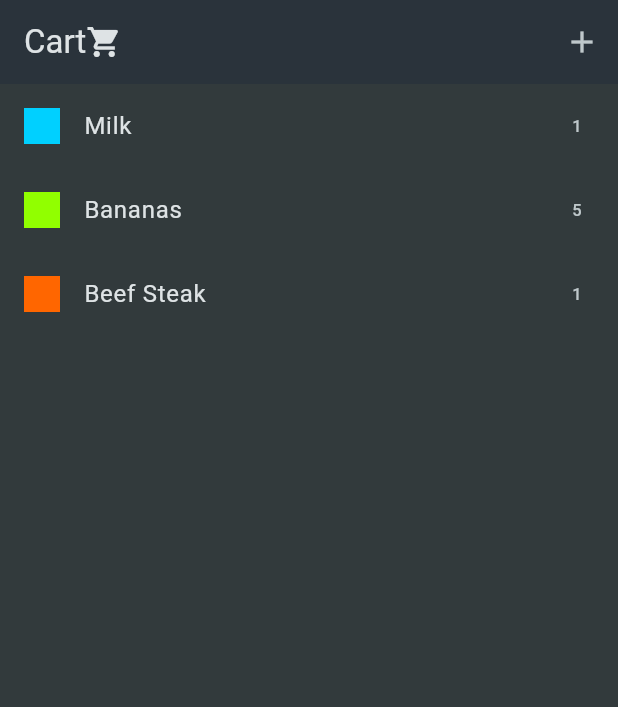
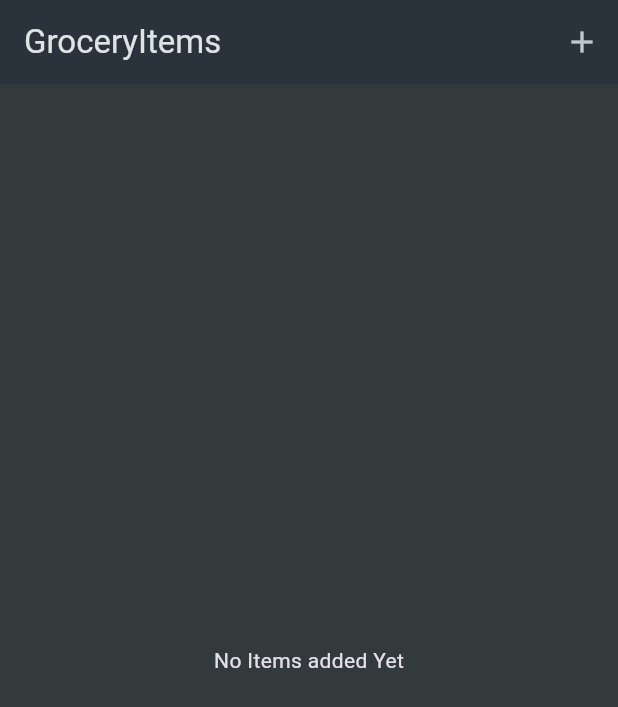
Before and after one commit to MuhammadAhmadd1/Shopping_app, a Flutter app: the screen it shows after launch, on a phone screen of 412 x 824 dp. Shown: the top 707 px of the screen. Run offline on Flutter 3.47's test engine with Material 3 defaults, Android fonts, the phone set to English and light mode, and no system bars.

Commit message:
Shopping List functionality(save & delete) Done

```diff
--- a/lib/data/dummy_items.dart
+++ /dev/null
@@ -1,24 +0,0 @@
-import 'package:shopping_list/models/category.dart';
-import 'package:shopping_list/models/grocery_item.dart';
-import 'package:shopping_list/data/categories.dart';
-
-final groceryItems = [
-  GroceryItem(
-    id: 'a',
-    name: 'Milk',
-    quantity: 1,
-    category: categories[Categories.dairy]!,
-  ),
-  GroceryItem(
-    id: 'b',
-    name: 'Bananas',
-    quantity: 5,
-    category: categories[Categories.fruit]!,
-  ),
-  GroceryItem(
-    id: 'c',
-    name: 'Beef Steak',
-    quantity: 1,
-    category: categories[Categories.meat]!,
-  ),
-];
--- a/lib/widget/grocery_list.dart
+++ b/lib/widget/grocery_list.dart
@@ -1,5 +1,5 @@
 import 'package:flutter/material.dart';
-import 'package:shopping_list/data/dummy_items.dart';
+import 'package:shopping_list/models/grocery_item.dart';
 import 'package:shopping_list/widget/new_item.dart';
 
 class GroceryList extends StatefulWidget {
@@ -10,30 +10,55 @@ class GroceryList extends StatefulWidget {
 }
 
 class _GroceryListState extends State<GroceryList> {
-  void _addItem() {
-    Navigator.of(context).push(MaterialPageRoute(builder: (ctx) => NewItem()));
+  final List<GroceryItem> _groceryItem = [];
+
+  void _addItem() async {
+    final newItem = await Navigator.of(
+      context,
+    ).push(MaterialPageRoute(builder: (ctx) => NewItem()));
+    if (newItem == null) {
+      return;
+    }
+    setState(() {
+      _groceryItem.add(newItem);
+    });
+  }
+
+  void _deleteItem(GroceryItem item) {
+    _groceryItem.remove(item);
   }
 
   @override
   Widget build(BuildContext context) {
+    Widget content = const Center(child: Text('No Items added Yet'));
+    if (_groceryItem.isNotEmpty) {
+      content = ListView.builder(
+        itemCount: _groceryItem.length,
+        itemBuilder:
+            (ctx, index) => Dismissible(
+              onDismissed: (direction) {
+                _deleteItem(_groceryItem[index]);
+              },
+              key: ValueKey(_groceryItem[index].id),
+              child: ListTile(
+                title: Text(_groceryItem[index].name),
+                leading: Container(
+                  width: 24,
+                  height: 24,
+                  color: _groceryItem[index].category.color,
+                ),
+                trailing: Text(_groceryItem[index].quantity.toString()),
+              ),
+            ),
+      );
+    }
     return Scaffold(
       appBar: AppBar(
-        title: Row(children: [const Text('Cart'), Icon(Icons.shopping_cart)]),
+        title: const Text('GroceryItems'),
+
         actions: [IconButton(onPressed: _addItem, icon: Icon(Icons.add))],
       ),
-      body: ListView.builder(
-        itemCount: groceryItems.length,
-        itemBuilder:
-            (ctx, index) => ListTile(
-              title: Text(groceryItems[index].name),
-              leading: Container(
-                width: 24,
-                height: 24,
-                color: groceryItems[index].category.color,
-              ),
-              trailing: Text(groceryItems[index].quantity.toString()),
-            ),
-      ),
+      body: content,
     );
   }
 }
```
Also changed, not shown: lib/widget/new_item.dart (+60 -5 lines).
